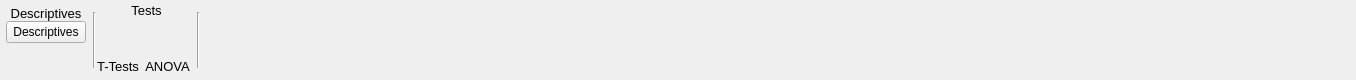
The window that JASP-Desktop/ribbonanalysis.ui (jasp-stats/jasp-desktop) describes before a commit, drawn with Qt 5.
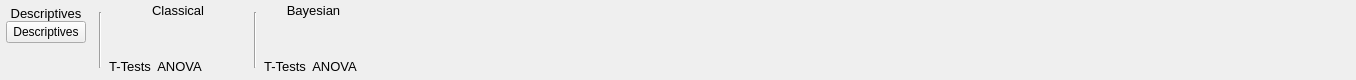
The same window after the commit. Icons and pictures are not drawn. Custom widgets are drawn as their Qt base class.

```diff
--- a/JASP-Desktop/ribbonanalysis.ui
+++ b/JASP-Desktop/ribbonanalysis.ui
@@ -13,7 +13,7 @@
   <property name="windowTitle">
    <string>Form</string>
   </property>
-  <layout class="QGridLayout" name="gridLayout_2">
+  <layout class="QGridLayout" name="gridLayout_3">
    <property name="leftMargin">
     <number>0</number>
    </property>
@@ -26,227 +26,6 @@
    <property name="bottomMargin">
     <number>0</number>
    </property>
-   <property name="spacing">
-    <number>0</number>
-   </property>
-   <item row="0" column="2">
-    <widget class="QWidget" name="widget_2" native="true">
-     <layout class="QGridLayout" name="gridLayout">
-      <property name="leftMargin">
-       <number>0</number>
-      </property>
-      <property name="topMargin">
-       <number>0</number>
-      </property>
-      <property name="rightMargin">
-       <number>0</number>
-      </property>
-      <property name="bottomMargin">
-       <number>0</number>
-      </property>
-      <property name="verticalSpacing">
-       <number>0</number>
-      </property>
-      <item row="3" column="1">
-       <widget class="QLabel" name="label_2">
-        <property name="font">
-         <font>
-          <pointsize>10</pointsize>
-         </font>
-        </property>
-        <property name="text">
-         <string>T-Tests</string>
-        </property>
-        <property name="alignment">
-         <set>Qt::AlignCenter</set>
-        </property>
-       </widget>
-      </item>
-      <item row="0" column="1" colspan="3">
-       <widget class="QLabel" name="label_5">
-        <property name="minimumSize">
-         <size>
-          <width>0</width>
-          <height>16</height>
-         </size>
-        </property>
-        <property name="maximumSize">
-         <size>
-          <width>16777215</width>
-          <height>20</height>
-         </size>
-        </property>
-        <property name="font">
-         <font>
-          <pointsize>10</pointsize>
-         </font>
-        </property>
-        <property name="text">
-         <string>Tests</string>
-        </property>
-        <property name="alignment">
-         <set>Qt::AlignCenter</set>
-        </property>
-       </widget>
-      </item>
-      <item row="1" column="2">
-       <widget class="QPushButton" name="Anova">
-        <property name="minimumSize">
-         <size>
-          <width>0</width>
-          <height>32</height>
-         </size>
-        </property>
-        <property name="styleSheet">
-         <string notr="true">QWidget {
-	font-size: 11px;
-	text-decoration: none;
-	font-family: &quot;Lucida Grande&quot;, &quot;Lucida Sans Unicode&quot;, sans-serif;
-	font-weight:normal;
-	color: #000;
-	border: none;
-
-	margin: 0 4px ;
-	padding: 4px 0 ;
-}
-
-QPushButton::menu-indicator {
-	image: none ;
-}
-
-
-QWidget::hover {
-	border-radius: 4px;
-	border:1px solid #9a9a9a;
-
-	/*background-color: qlineargradient(spread:reflect, x1:0, y1:1, x2:0, y2:0, stop:0 rgba(235, 235, 235, 255), stop:0.5 rgba(245, 245, 245, 255), stop:0.527094 rgba(243, 243, 243, 255), stop:1 rgba(255, 255, 255, 255))*/
-}
-
-QWidget::pressed {
-	/*background-color: qlineargradient(spread:pad, x1:0, y1:1, x2:0, y2:0, stop:0 rgba(211, 247, 253, 255), stop:0.339901 rgba(135, 197, 251, 255), stop:0.605911 rgba(161, 209, 249, 255), stop:1 rgba(212, 233, 252, 255));*/
-
-background-color: qlineargradient(spread:pad, x1:0, y1:1, x2:0, y2:0, stop:0 rgba(235, 235, 235, 255), stop:0.389163 rgba(213, 213, 213, 255), stop:0.610837 rgba(213, 213, 213, 255), stop:1 rgba(255, 255, 255, 255))
-}</string>
-        </property>
-        <property name="icon">
-         <iconset resource="resources/icons.qrc">
-          <normaloff>:/icons/tools-wizard.png</normaloff>:/icons/tools-wizard.png</iconset>
-        </property>
-        <property name="iconSize">
-         <size>
-          <width>48</width>
-          <height>32</height>
-         </size>
-        </property>
-       </widget>
-      </item>
-      <item row="3" column="2">
-       <widget class="QLabel" name="label_3">
-        <property name="font">
-         <font>
-          <pointsize>10</pointsize>
-         </font>
-        </property>
-        <property name="text">
-         <string>ANOVA</string>
-        </property>
-        <property name="alignment">
-         <set>Qt::AlignCenter</set>
-        </property>
-       </widget>
-      </item>
-      <item row="1" column="1">
-       <widget class="QPushButton" name="TTest">
-        <property name="minimumSize">
-         <size>
-          <width>0</width>
-          <height>32</height>
-         </size>
-        </property>
-        <property name="styleSheet">
-         <string notr="true">QWidget {
-	font-size: 11px;
-	text-decoration: none;
-	font-family: &quot;Lucida Grande&quot;, &quot;Lucida Sans Unicode&quot;, sans-serif;
-	font-weight:normal;
-	color: #000;
-	border: none;
-
-	margin: 0 4px ;
-	padding: 4px 0 ;
-}
-
-QPushButton::menu-indicator {
-	image: none ;
-}
-
-
-QWidget::hover {
-	border-radius: 4px;
-	border:1px solid #9a9a9a;
-
-	/*background-color: qlineargradient(spread:reflect, x1:0, y1:1, x2:0, y2:0, stop:0 rgba(235, 235, 235, 255), stop:0.5 rgba(245, 245, 245, 255), stop:0.527094 rgba(243, 243, 243, 255), stop:1 rgba(255, 255, 255, 255))*/
-}
-
-QWidget::pressed {
-	/*background-color: qlineargradient(spread:pad, x1:0, y1:1, x2:0, y2:0, stop:0 rgba(211, 247, 253, 255), stop:0.339901 rgba(135, 197, 251, 255), stop:0.605911 rgba(161, 209, 249, 255), stop:1 rgba(212, 233, 252, 255));*/
-
-background-color: qlineargradient(spread:pad, x1:0, y1:1, x2:0, y2:0, stop:0 rgba(235, 235, 235, 255), stop:0.389163 rgba(213, 213, 213, 255), stop:0.610837 rgba(213, 213, 213, 255), stop:1 rgba(255, 255, 255, 255))
-}</string>
-        </property>
-        <property name="icon">
-         <iconset resource="resources/icons.qrc">
-          <normaloff>:/icons/tools-wizard.png</normaloff>:/icons/tools-wizard.png</iconset>
-        </property>
-        <property name="iconSize">
-         <size>
-          <width>48</width>
-          <height>32</height>
-         </size>
-        </property>
-       </widget>
-      </item>
-     </layout>
-    </widget>
-   </item>
-   <item row="0" column="3">
-    <widget class="QWidget" name="widget_19" native="true">
-     <layout class="QGridLayout" name="gridLayout_9">
-      <property name="leftMargin">
-       <number>1</number>
-      </property>
-      <property name="topMargin">
-       <number>12</number>
-      </property>
-      <property name="rightMargin">
-       <number>1</number>
-      </property>
-      <property name="bottomMargin">
-       <number>12</number>
-      </property>
-      <item row="0" column="0">
-       <widget class="Line" name="line_6">
-        <property name="orientation">
-         <enum>Qt::Vertical</enum>
-        </property>
-       </widget>
-      </item>
-     </layout>
-    </widget>
-   </item>
-   <item row="0" column="4">
-    <spacer name="horizontalSpacer">
-     <property name="orientation">
-      <enum>Qt::Horizontal</enum>
-     </property>
-     <property name="sizeHint" stdset="0">
-      <size>
-       <width>1066</width>
-       <height>20</height>
-      </size>
-     </property>
-    </spacer>
-   </item>
    <item row="0" column="0">
     <widget class="QWidget" name="widget" native="true">
      <layout class="QVBoxLayout" name="verticalLayout">
@@ -350,6 +129,458 @@
      </layout>
     </widget>
    </item>
+   <item row="0" column="2">
+    <widget class="QWidget" name="widget_2" native="true">
+     <layout class="QGridLayout" name="gridLayout">
+      <property name="leftMargin">
+       <number>0</number>
+      </property>
+      <property name="topMargin">
+       <number>0</number>
+      </property>
+      <property name="rightMargin">
+       <number>0</number>
+      </property>
+      <property name="bottomMargin">
+       <number>0</number>
+      </property>
+      <property name="verticalSpacing">
+       <number>0</number>
+      </property>
+      <item row="3" column="1">
+       <widget class="QLabel" name="label_2">
+        <property name="font">
+         <font>
+          <pointsize>10</pointsize>
+         </font>
+        </property>
+        <property name="text">
+         <string>T-Tests</string>
+        </property>
+        <property name="alignment">
+         <set>Qt::AlignCenter</set>
+        </property>
+       </widget>
+      </item>
+      <item row="0" column="1" colspan="3">
+       <widget class="QLabel" name="label_5">
+        <property name="minimumSize">
+         <size>
+          <width>0</width>
+          <height>16</height>
+         </size>
+        </property>
+        <property name="maximumSize">
+         <size>
+          <width>16777215</width>
+          <height>20</height>
+         </size>
+        </property>
+        <property name="font">
+         <font>
+          <pointsize>10</pointsize>
+         </font>
+        </property>
+        <property name="text">
+         <string>Classical</string>
+        </property>
+        <property name="alignment">
+         <set>Qt::AlignCenter</set>
+        </property>
+       </widget>
+      </item>
+      <item row="1" column="2">
+       <widget class="QPushButton" name="classicalAnovaButton">
+        <property name="minimumSize">
+         <size>
+          <width>0</width>
+          <height>32</height>
+         </size>
+        </property>
+        <property name="styleSheet">
+         <string notr="true">QWidget {
+	font-size: 11px;
+	text-decoration: none;
+	font-family: &quot;Lucida Grande&quot;, &quot;Lucida Sans Unicode&quot;, sans-serif;
+	font-weight:normal;
+	color: #000;
+	border: none;
+
+	margin: 0 4px ;
+	padding: 4px 0 ;
+}
+
+QPushButton::menu-indicator {
+	image: none ;
+}
+
+
+QWidget::hover {
+	border-radius: 4px;
+	border:1px solid #9a9a9a;
+
+	/*background-color: qlineargradient(spread:reflect, x1:0, y1:1, x2:0, y2:0, stop:0 rgba(235, 235, 235, 255), stop:0.5 rgba(245, 245, 245, 255), stop:0.527094 rgba(243, 243, 243, 255), stop:1 rgba(255, 255, 255, 255))*/
+}
+
+QWidget::pressed {
+	/*background-color: qlineargradient(spread:pad, x1:0, y1:1, x2:0, y2:0, stop:0 rgba(211, 247, 253, 255), stop:0.339901 rgba(135, 197, 251, 255), stop:0.605911 rgba(161, 209, 249, 255), stop:1 rgba(212, 233, 252, 255));*/
+
+background-color: qlineargradient(spread:pad, x1:0, y1:1, x2:0, y2:0, stop:0 rgba(235, 235, 235, 255), stop:0.389163 rgba(213, 213, 213, 255), stop:0.610837 rgba(213, 213, 213, 255), stop:1 rgba(255, 255, 255, 255))
+}</string>
+        </property>
+        <property name="icon">
+         <iconset resource="resources/icons.qrc">
+          <normaloff>:/icons/tools-wizard.png</normaloff>:/icons/tools-wizard.png</iconset>
+        </property>
+        <property name="iconSize">
+         <size>
+          <width>48</width>
+          <height>32</height>
+         </size>
+        </property>
+       </widget>
+      </item>
+      <item row="3" column="2">
+       <widget class="QLabel" name="label_3">
+        <property name="font">
+         <font>
+          <pointsize>10</pointsize>
+         </font>
+        </property>
+        <property name="text">
+         <string>ANOVA</string>
+        </property>
+        <property name="alignment">
+         <set>Qt::AlignCenter</set>
+        </property>
+       </widget>
+      </item>
+      <item row="1" column="1">
+       <widget class="QPushButton" name="classicalTTestButton">
+        <property name="minimumSize">
+         <size>
+          <width>0</width>
+          <height>32</height>
+         </size>
+        </property>
+        <property name="styleSheet">
+         <string notr="true">QWidget {
+	font-size: 11px;
+	text-decoration: none;
+	font-family: &quot;Lucida Grande&quot;, &quot;Lucida Sans Unicode&quot;, sans-serif;
+	font-weight:normal;
+	color: #000;
+	border: none;
+
+	margin: 0 4px ;
+	padding: 4px 0 ;
+}
+
+QPushButton::menu-indicator {
+	image: none ;
+}
+
+
+QWidget::hover {
+	border-radius: 4px;
+	border:1px solid #9a9a9a;
+
+	/*background-color: qlineargradient(spread:reflect, x1:0, y1:1, x2:0, y2:0, stop:0 rgba(235, 235, 235, 255), stop:0.5 rgba(245, 245, 245, 255), stop:0.527094 rgba(243, 243, 243, 255), stop:1 rgba(255, 255, 255, 255))*/
+}
+
+QWidget::pressed {
+	/*background-color: qlineargradient(spread:pad, x1:0, y1:1, x2:0, y2:0, stop:0 rgba(211, 247, 253, 255), stop:0.339901 rgba(135, 197, 251, 255), stop:0.605911 rgba(161, 209, 249, 255), stop:1 rgba(212, 233, 252, 255));*/
+
+background-color: qlineargradient(spread:pad, x1:0, y1:1, x2:0, y2:0, stop:0 rgba(235, 235, 235, 255), stop:0.389163 rgba(213, 213, 213, 255), stop:0.610837 rgba(213, 213, 213, 255), stop:1 rgba(255, 255, 255, 255))
+}</string>
+        </property>
+        <property name="icon">
+         <iconset resource="resources/icons.qrc">
+          <normaloff>:/icons/analysis-ttest.png</normaloff>:/icons/analysis-ttest.png</iconset>
+        </property>
+        <property name="iconSize">
+         <size>
+          <width>48</width>
+          <height>32</height>
+         </size>
+        </property>
+       </widget>
+      </item>
+      <item row="1" column="3">
+       <widget class="QPushButton" name="classicalRegressionButton">
+        <property name="minimumSize">
+         <size>
+          <width>0</width>
+          <height>32</height>
+         </size>
+        </property>
+        <property name="styleSheet">
+         <string notr="true">QWidget {
+	font-size: 11px;
+	text-decoration: none;
+	font-family: &quot;Lucida Grande&quot;, &quot;Lucida Sans Unicode&quot;, sans-serif;
+	font-weight:normal;
+	color: #000;
+	border: none;
+
+	margin: 0 4px ;
+	padding: 4px 0 ;
+}
+
+QPushButton::menu-indicator {
+	image: none ;
+}
+
+
+QWidget::hover {
+	border-radius: 4px;
+	border:1px solid #9a9a9a;
+
+	/*background-color: qlineargradient(spread:reflect, x1:0, y1:1, x2:0, y2:0, stop:0 rgba(235, 235, 235, 255), stop:0.5 rgba(245, 245, 245, 255), stop:0.527094 rgba(243, 243, 243, 255), stop:1 rgba(255, 255, 255, 255))*/
+}
+
+QWidget::pressed {
+	/*background-color: qlineargradient(spread:pad, x1:0, y1:1, x2:0, y2:0, stop:0 rgba(211, 247, 253, 255), stop:0.339901 rgba(135, 197, 251, 255), stop:0.605911 rgba(161, 209, 249, 255), stop:1 rgba(212, 233, 252, 255));*/
+
+background-color: qlineargradient(spread:pad, x1:0, y1:1, x2:0, y2:0, stop:0 rgba(235, 235, 235, 255), stop:0.389163 rgba(213, 213, 213, 255), stop:0.610837 rgba(213, 213, 213, 255), stop:1 rgba(255, 255, 255, 255))
+}</string>
+        </property>
+        <property name="text">
+         <string/>
+        </property>
+        <property name="icon">
+         <iconset resource="resources/icons.qrc">
+          <normaloff>:/icons/applications-development.png</normaloff>:/icons/applications-development.png</iconset>
+        </property>
+        <property name="iconSize">
+         <size>
+          <width>48</width>
+          <height>32</height>
+         </size>
+        </property>
+       </widget>
+      </item>
+     </layout>
+    </widget>
+   </item>
+   <item row="0" column="3">
+    <widget class="QWidget" name="widget_19" native="true">
+     <layout class="QGridLayout" name="gridLayout_9">
+      <property name="leftMargin">
+       <number>1</number>
+      </property>
+      <property name="topMargin">
+       <number>12</number>
+      </property>
+      <property name="rightMargin">
+       <number>1</number>
+      </property>
+      <property name="bottomMargin">
+       <number>12</number>
+      </property>
+      <item row="0" column="0">
+       <widget class="Line" name="line_6">
+        <property name="orientation">
+         <enum>Qt::Vertical</enum>
+        </property>
+       </widget>
+      </item>
+     </layout>
+    </widget>
+   </item>
+   <item row="0" column="4">
+    <widget class="QWidget" name="widget_3" native="true">
+     <layout class="QGridLayout" name="gridLayout_2">
+      <property name="leftMargin">
+       <number>0</number>
+      </property>
+      <property name="topMargin">
+       <number>0</number>
+      </property>
+      <property name="rightMargin">
+       <number>0</number>
+      </property>
+      <property name="bottomMargin">
+       <number>0</number>
+      </property>
+      <property name="verticalSpacing">
+       <number>0</number>
+      </property>
+      <item row="3" column="1">
+       <widget class="QLabel" name="label_4">
+        <property name="font">
+         <font>
+          <pointsize>10</pointsize>
+         </font>
+        </property>
+        <property name="text">
+         <string>T-Tests</string>
+        </property>
+        <property name="alignment">
+         <set>Qt::AlignCenter</set>
+        </property>
+       </widget>
+      </item>
+      <item row="0" column="1" colspan="3">
+       <widget class="QLabel" name="label_6">
+        <property name="minimumSize">
+         <size>
+          <width>0</width>
+          <height>16</height>
+         </size>
+        </property>
+        <property name="maximumSize">
+         <size>
+          <width>16777215</width>
+          <height>20</height>
+         </size>
+        </property>
+        <property name="font">
+         <font>
+          <pointsize>10</pointsize>
+         </font>
+        </property>
+        <property name="text">
+         <string>Bayesian</string>
+        </property>
+        <property name="alignment">
+         <set>Qt::AlignCenter</set>
+        </property>
+       </widget>
+      </item>
+      <item row="1" column="2">
+       <widget class="QPushButton" name="bayesianAnovaButton">
+        <property name="minimumSize">
+         <size>
+          <width>0</width>
+          <height>32</height>
+         </size>
+        </property>
+        <property name="styleSheet">
+         <string notr="true">QWidget {
+	font-size: 11px;
+	text-decoration: none;
+	font-family: &quot;Lucida Grande&quot;, &quot;Lucida Sans Unicode&quot;, sans-serif;
+	font-weight:normal;
+	color: #000;
+	border: none;
+
+	margin: 0 4px ;
+	padding: 4px 0 ;
+}
+
+QPushButton::menu-indicator {
+	image: none ;
+}
+
+
+QWidget::hover {
+	border-radius: 4px;
+	border:1px solid #9a9a9a;
+
+	/*background-color: qlineargradient(spread:reflect, x1:0, y1:1, x2:0, y2:0, stop:0 rgba(235, 235, 235, 255), stop:0.5 rgba(245, 245, 245, 255), stop:0.527094 rgba(243, 243, 243, 255), stop:1 rgba(255, 255, 255, 255))*/
+}
+
+QWidget::pressed {
+	/*background-color: qlineargradient(spread:pad, x1:0, y1:1, x2:0, y2:0, stop:0 rgba(211, 247, 253, 255), stop:0.339901 rgba(135, 197, 251, 255), stop:0.605911 rgba(161, 209, 249, 255), stop:1 rgba(212, 233, 252, 255));*/
+
+background-color: qlineargradient(spread:pad, x1:0, y1:1, x2:0, y2:0, stop:0 rgba(235, 235, 235, 255), stop:0.389163 rgba(213, 213, 213, 255), stop:0.610837 rgba(213, 213, 213, 255), stop:1 rgba(255, 255, 255, 255))
+}</string>
+        </property>
+        <property name="icon">
+         <iconset resource="resources/icons.qrc">
+          <normaloff>:/icons/tools-wizard.png</normaloff>:/icons/tools-wizard.png</iconset>
+        </property>
+        <property name="iconSize">
+         <size>
+          <width>48</width>
+          <height>32</height>
+         </size>
+        </property>
+       </widget>
+      </item>
+      <item row="3" column="2">
+       <widget class="QLabel" name="label_7">
+        <property name="font">
+         <font>
+          <pointsize>10</pointsize>
+         </font>
+        </property>
+        <property name="text">
+         <string>ANOVA</string>
+        </property>
+        <property name="alignment">
+         <set>Qt::AlignCenter</set>
+        </property>
+       </widget>
+      </item>
+      <item row="1" column="1">
+       <widget class="QPushButton" name="bayesianTTestButton">
+        <property name="minimumSize">
+         <size>
+          <width>0</width>
+          <height>32</height>
+         </size>
+        </property>
+        <property name="styleSheet">
+         <string notr="true">QWidget {
+	font-size: 11px;
+	text-decoration: none;
+	font-family: &quot;Lucida Grande&quot;, &quot;Lucida Sans Unicode&quot;, sans-serif;
+	font-weight:normal;
+	color: #000;
+	border: none;
+
+	margin: 0 4px ;
+	padding: 4px 0 ;
+}
+
+QPushButton::menu-indicator {
+	image: none ;
+}
+
+
+QWidget::hover {
+	border-radius: 4px;
+	border:1px solid #9a9a9a;
+
+	/*background-color: qlineargradient(spread:reflect, x1:0, y1:1, x2:0, y2:0, stop:0 rgba(235, 235, 235, 255), stop:0.5 rgba(245, 245, 245, 255), stop:0.527094 rgba(243, 243, 243, 255), stop:1 rgba(255, 255, 255, 255))*/
+}
+
+QWidget::pressed {
+	/*background-color: qlineargradient(spread:pad, x1:0, y1:1, x2:0, y2:0, stop:0 rgba(211, 247, 253, 255), stop:0.339901 rgba(135, 197, 251, 255), stop:0.605911 rgba(161, 209, 249, 255), stop:1 rgba(212, 233, 252, 255));*/
+
+background-color: qlineargradient(spread:pad, x1:0, y1:1, x2:0, y2:0, stop:0 rgba(235, 235, 235, 255), stop:0.389163 rgba(213, 213, 213, 255), stop:0.610837 rgba(213, 213, 213, 255), stop:1 rgba(255, 255, 255, 255))
+}</string>
+        </property>
+        <property name="icon">
+         <iconset resource="resources/icons.qrc">
+          <normaloff>:/icons/tools-wizard.png</normaloff>:/icons/tools-wizard.png</iconset>
+        </property>
+        <property name="iconSize">
+         <size>
+          <width>48</width>
+          <height>32</height>
+         </size>
+        </property>
+       </widget>
+      </item>
+     </layout>
+    </widget>
+   </item>
+   <item row="0" column="5">
+    <spacer name="horizontalSpacer">
+     <property name="orientation">
+      <enum>Qt::Horizontal</enum>
+     </property>
+     <property name="sizeHint" stdset="0">
+      <size>
+       <width>1066</width>
+       <height>20</height>
+      </size>
+     </property>
+    </spacer>
+   </item>
   </layout>
   <zorder>widget_2</zorder>
   <zorder>widget</zorder>
```
Left out of the diff: 5 changed lines with no effect on the pictures.
